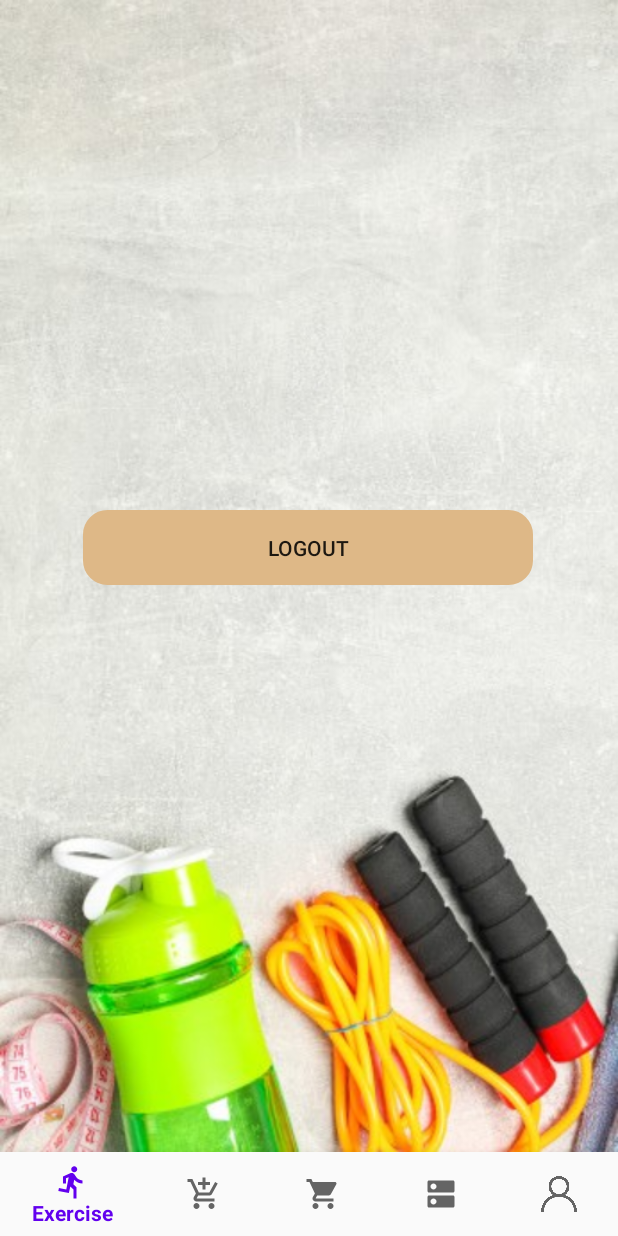
After one commit to kieuminhduc01/ClientFinalAndroidThayKien, an Android app: the fragment FragmentUser placed in its activity, on a phone screen of 412 x 824 dp. The commit adds this screen. Run offline under Robolectric (Android 15) with nearby library versions, the phone set to English and light mode, and no system bars.

Commit message:
remember login and logout

```diff
--- /dev/null
+++ b/app/src/main/java/com/example/prmfinal/Client/chucNang/PersonalInformation/FragmentUser.java
@@ -0,0 +1,98 @@
+package com.example.prmfinal.Client.chucNang.PersonalInformation;
+
+import android.content.Context;
+import android.content.Intent;
+import android.content.SharedPreferences;
+import android.os.Bundle;
+
+import androidx.annotation.NonNull;
+import androidx.annotation.Nullable;
+import androidx.fragment.app.Fragment;
+
+import android.view.LayoutInflater;
+import android.view.View;
+import android.view.ViewGroup;
+import android.widget.Button;
+
+import com.example.prmfinal.Client.chucNang.SplashScreenActivity;
+import com.example.prmfinal.MainActivity;
+import com.example.prmfinal.R;
+
+/**
+ * A simple {@link Fragment} subclass.
+ * Use the {@link FragmentUser#newInstance} factory method to
+ * create an instance of this fragment.
+ */
+public class FragmentUser extends Fragment {
+
+    // TODO: Rename parameter arguments, choose names that match
+    // the fragment initialization parameters, e.g. ARG_ITEM_NUMBER
+    private static final String ARG_PARAM1 = "param1";
+    private static final String ARG_PARAM2 = "param2";
+
+    // TODO: Rename and change types of parameters
+    private String mParam1;
+    private String mParam2;
+    private Button btnLogout;
+    public FragmentUser() {
+        // Required empty public constructor
+    }
+
+    /**
+     * Use this factory method to create a new instance of
+     * this fragment using the provided parameters.
+     *
+     * @param param1 Parameter 1.
+     * @param param2 Parameter 2.
+     * @return A new instance of fragment FragmentUser.
+     */
+    // TODO: Rename and change types and number of parameters
+    public static FragmentUser newInstance(String param1, String param2) {
+        FragmentUser fragment = new FragmentUser();
+        Bundle args = new Bundle();
+        args.putString(ARG_PARAM1, param1);
+        args.putString(ARG_PARAM2, param2);
+        fragment.setArguments(args);
+        return fragment;
+    }
+
+    @Override
+    public void onCreate(Bundle savedInstanceState) {
+        super.onCreate(savedInstanceState);
+        if (getArguments() != null) {
+            mParam1 = getArguments().getString(ARG_PARAM1);
+            mParam2 = getArguments().getString(ARG_PARAM2);
+        }
+    }
+
+    @Override
+    public View onCreateView(LayoutInflater inflater, ViewGroup container,
+                             Bundle savedInstanceState) {
+        // Inflate the layout for this fragment
+        return inflater.inflate(R.layout.fragment_user, container, false);
+    }
+
+    @Override
+    public void onViewCreated(@NonNull View view, @Nullable Bundle savedInstanceState) {
+        super.onViewCreated(view, savedInstanceState);
+        btnLogout = view.findViewById(R.id.btnLogout);
+
+        btnLogout.setOnClickListener(new View.OnClickListener() {
+            @Override
+            public void onClick(View v) {
+                removeUserLogin();
+                Intent intent = new Intent(getContext(), SplashScreenActivity.class);
+                startActivity(intent);
+            }
+        });
+    }
+
+    private void removeUserLogin() {
+        SharedPreferences sharedpreferences = getContext().getSharedPreferences("User", Context.MODE_PRIVATE);
+        SharedPreferences.Editor editor = sharedpreferences.edit();
+        editor.putString("id", "");
+        editor.putString("userName", "");
+        editor.putString("password", "");
+        editor.commit();
+    }
+}
--- a/app/src/main/java/com/example/prmfinal/MainActivity.java
+++ b/app/src/main/java/com/example/prmfinal/MainActivity.java
@@ -11,6 +11,7 @@ import android.widget.Toast;
 import com.example.prmfinal.Client.chucNang.Excercise.FragmentClientExercise;
 import com.example.prmfinal.Client.chucNang.Excercise.FragmentClientExerciseUnitList;
 import com.example.prmfinal.Client.chucNang.PersonalInformation.FragmentClientPersonalInformation;
+import com.example.prmfinal.Client.chucNang.PersonalInformation.FragmentUser;
 import com.example.prmfinal.Client.chucNang.Shopping.FragmentProductList;
 import com.example.prmfinal.Client.constant.model.ExerciseFillterType;
 import com.example.prmfinal.Client.constant.model.Level;
@@ -63,6 +64,9 @@ public class MainActivity extends AppCompatActivity {
                             }
                             selectedFragment = new FragmentProductList(productArrayList, TypeProductList.Cart);
                             break;
+                        case R.id.nav_user:
+                            selectedFragment = new FragmentUser();
+                            break;
                     }
                     getSupportFragmentManager().beginTransaction().replace(R.id.fragment_container, selectedFragment).commit();
                     return true;
--- /dev/null
+++ b/app/src/main/res/layout/fragment_user.xml
@@ -0,0 +1,27 @@
+<?xml version="1.0" encoding="utf-8"?>
+<androidx.constraintlayout.widget.ConstraintLayout xmlns:android="http://schemas.android.com/apk/res/android"
+    xmlns:app="http://schemas.android.com/apk/res-auto"
+    xmlns:tools="http://schemas.android.com/tools"
+    android:id="@+id/frameLayout8"
+    android:layout_width="match_parent"
+    android:layout_height="match_parent"
+    android:background="@drawable/background_main"
+    tools:context=".Client.chucNang.PersonalInformation.FragmentUser">
+
+    <Button
+        android:id="@+id/btnLogout"
+        android:layout_width="300dp"
+        android:layout_height="50dp"
+        android:layout_marginStart="55dp"
+        android:layout_marginLeft="55dp"
+        android:layout_marginTop="340dp"
+        android:layout_marginEnd="55dp"
+        android:layout_marginRight="55dp"
+        android:background="@drawable/button_bg_rounded_corners"
+        android:text="@string/Logout"
+        app:layout_constraintEnd_toEndOf="parent"
+        app:layout_constraintHorizontal_bias="0.0"
+        app:layout_constraintStart_toStartOf="parent"
+        app:layout_constraintTop_toTopOf="parent" />
+
+</androidx.constraintlayout.widget.ConstraintLayout>
--- a/app/src/main/res/menu/bottom_navigation.xml
+++ b/app/src/main/res/menu/bottom_navigation.xml
@@ -1,5 +1,6 @@
 <?xml version="1.0" encoding="utf-8"?>
-<menu xmlns:android="http://schemas.android.com/apk/res/android">
+<menu xmlns:app="http://schemas.android.com/apk/res-auto"
+    xmlns:android="http://schemas.android.com/apk/res/android">
     <item
         android:id="@+id/nav_exercise"
         android:icon="@drawable/client_navigation_exercise"
@@ -20,4 +21,8 @@
         android:icon="@drawable/client_navigation_ordered"
         android:title="Bill"
     />
+    <item
+        android:id="@+id/nav_user"
+        android:icon="@drawable/user"
+        android:title="@string/User" />
 </menu>
--- a/app/src/main/res/values/strings.xml
+++ b/app/src/main/res/values/strings.xml
@@ -36,4 +36,7 @@
     <string name="price">Price</string>
     <string name="quantity">Quantity</string>
     <string name="add_to_cart">Add to cart</string>
+    <string name="Logout">Logout</string>
+    <string name="User">User</string>
+    <string name="change_password">Change Password</string>
 </resources>
```
Also changed, not shown: app/src/main/java/com/example/prmfinal/Client/chucNang/PersonalInformation/FragmentLoginRegister.java (+1 -18 lines), app/src/main/res/drawable/user.png (added).
